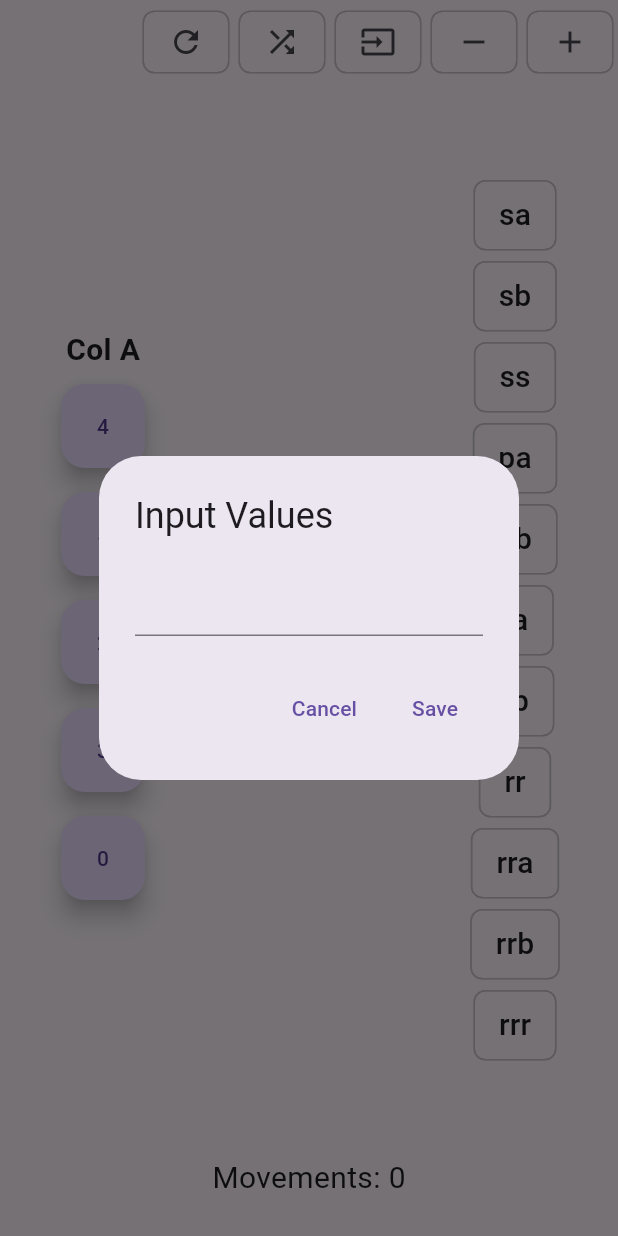
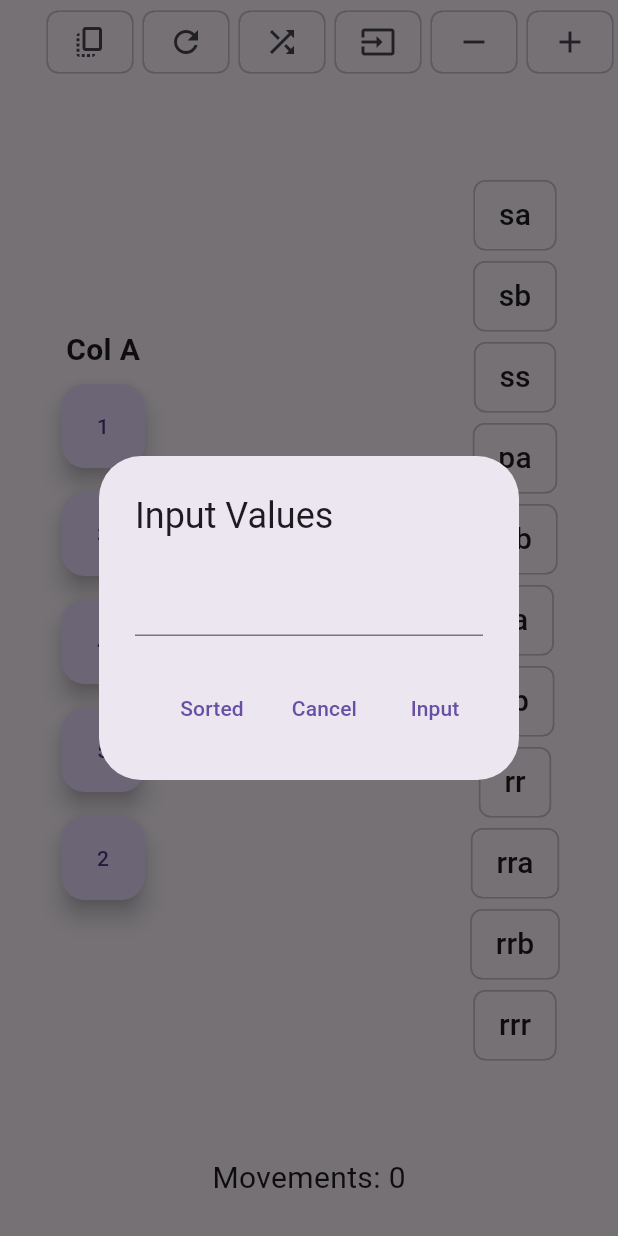
Before and after one commit to dariobaldi/push_swap_it, a Flutter app: the screen it shows after launch, after a tap on the "input" icon, on a phone screen of 412 x 824 dp. Run offline on Flutter 3.47's test engine with Material 3 defaults, Android fonts, the phone set to English and light mode, and no system bars.

Commit message:
copy values and input sorted

```diff
--- a/lib/main.dart
+++ b/lib/main.dart
@@ -21,6 +21,13 @@
         actions: [
           TextButton(
             onPressed: () {
+              m.inputSorted(context);
+              Navigator.of(context).pop();
+            },
+            child: const Text("Sorted"),
+          ),
+          TextButton(
+            onPressed: () {
               Navigator.of(context).pop();
             },
             child: const Text("Cancel"),
@@ -30,7 +37,7 @@
               m.inputText(context);
               Navigator.of(context).pop();
             },
-            child: const Text("Save"),
+            child: const Text("Input"),
           ),
         ],
       ),
@@ -45,6 +52,15 @@
           return Scaffold(
             appBar: AppBar(
               actions: [
+                Padding(
+                  padding: const EdgeInsets.all(3.0),
+                  child: ActionChip(
+                    label: Icon(Icons.copy_all),
+                    onPressed: () {
+                      m.copyStartValues(context);
+                    },
+                  ),
+                ),
                 Padding(
                   padding: const EdgeInsets.all(3.0),
                   child: ActionChip(
@@ -111,9 +127,7 @@
                                       child: Row(
                                         mainAxisSize: MainAxisSize.min,
                                         children: [
-                                          NumberSquare(
-                                            number: m.a[index].value,
-                                          ),
+                                          NumberSquare(node: m.a[index]),
                                           if (m.debug)
                                             Padding(
                                               padding: const EdgeInsets.all(
@@ -141,9 +155,7 @@
                                   ...List.generate(m.b.length, (index) {
                                     return Padding(
                                       padding: const EdgeInsets.all(8.0),
-                                      child: NumberSquare(
-                                        number: m.b[index].value,
-                                      ),
+                                      child: NumberSquare(node: m.b[index]),
                                     );
                                   }),
                                 ],
@@ -220,14 +232,15 @@
 }
 
 class NumberSquare extends StatelessWidget {
-  final int number;
-  const NumberSquare({super.key, required this.number});
+  final Node node;
+  const NumberSquare({super.key, required this.node});
 
   @override
   Widget build(BuildContext context) {
     return FloatingActionButton(
+      backgroundColor: (node.isSorted) ? Colors.lightGreen : null,
       onPressed: () {},
-      child: Text(number.toString()),
+      child: Text(node.value.toString()),
     );
   }
 }
```
Also changed, not shown: lib/model.dart (+89 -3 lines).
